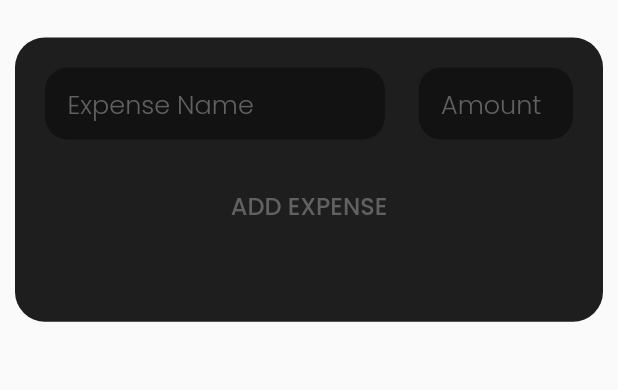
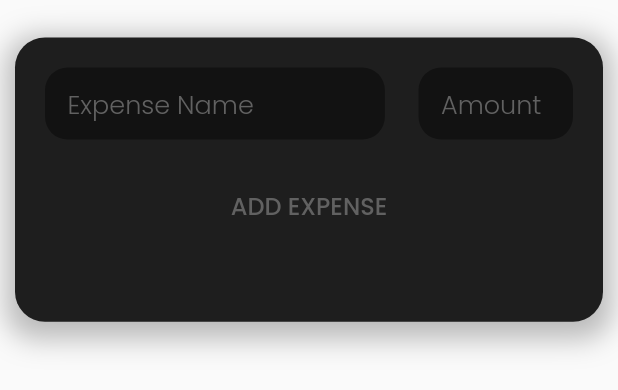
Before and after one commit to Suraj-Gov/expenseTracker, a Flutter app: the TXInputWidget widget shown alone on an empty page, opened directly with empty values, on a phone screen of 412 x 824 dp. Shown: the top 390 px of the screen. Run offline on Flutter 3.47's test engine with Material 2 defaults, Android fonts, the phone set to English and light mode, and no system bars.

```diff
--- a/lib/TXInputWidget.dart
+++ b/lib/TXInputWidget.dart
@@ -22,8 +22,17 @@ class _TXInputWidgetState extends State<TXInputWidget> {
       child: Container(
           height: MediaQuery.of(context).size.height * 0.23,
           decoration: BoxDecoration(
-              color: Color.fromRGBO(30, 30, 30, 1),
-              borderRadius: BorderRadius.all(Radius.circular(20))),
+            color: Color.fromRGBO(30, 30, 30, 1),
+            borderRadius: BorderRadius.all(Radius.circular(20)),
+            boxShadow: [
+              BoxShadow(
+                color: Colors.black26,
+                offset: Offset(0, 5),
+                blurRadius: 15,
+                spreadRadius: 6,
+              ),
+            ],
+          ),
           child: Padding(
             padding: const EdgeInsets.all(20.0),
             child: Column(
@@ -34,14 +43,16 @@ class _TXInputWidgetState extends State<TXInputWidget> {
                   children: <Widget>[
                     Container(
                       decoration: BoxDecoration(
-                        borderRadius: BorderRadius.all(Radius.circular(15)),
+                        borderRadius: BorderRadius.circular(15),
                         color: Color.fromRGBO(18, 18, 18, 1),
                       ),
                       width: MediaQuery.of(context).size.width * 0.55,
                       child: TextField(
                         maxLength: 50,
-                        onSubmitted: (_) => (txNameInput.text != "")
-                            ? widget.submitFunction(
+                        onSubmitted: (_) => (txNameInput.text != "" &&
+                                txAmountInput.text != "" &&
+                                num.parse(txAmountInput.text) > 0)
+                            ? () => widget.submitFunction(
                                 context, txNameInput.text, txAmountInput.text)
                             : null,
                         controller: txNameInput,
@@ -72,9 +83,10 @@ class _TXInputWidgetState extends State<TXInputWidget> {
                       width: MediaQuery.of(context).size.width * 0.25,
                       child: TextField(
                         maxLength: 50,
-                        onSubmitted: (_) => (txAmountInput.text != "" ||
-                                num.parse(txAmountInput.text) <= 0)
-                            ? widget.submitFunction(
+                        onSubmitted: (_) => (txNameInput.text != "" &&
+                                txAmountInput.text != "" &&
+                                num.parse(txAmountInput.text) > 0)
+                            ? () => widget.submitFunction(
                                 context, txNameInput.text, txAmountInput.text)
                             : null,
                         controller: txAmountInput,
--- a/lib/main.dart
+++ b/lib/main.dart
@@ -84,7 +84,7 @@ class _HomePageState extends State<HomePage> {
                 ),
                 style: TextStyle(
                   fontSize: 16,
-                  fontWeight: FontWeight.w400,
+                  fontWeight: FontWeight.w500,
                 ),
               ),
               icon: Icon(Icons.add_circle),
```
Also changed, not shown: lib/TXWidget.dart (+6 -1 lines).
